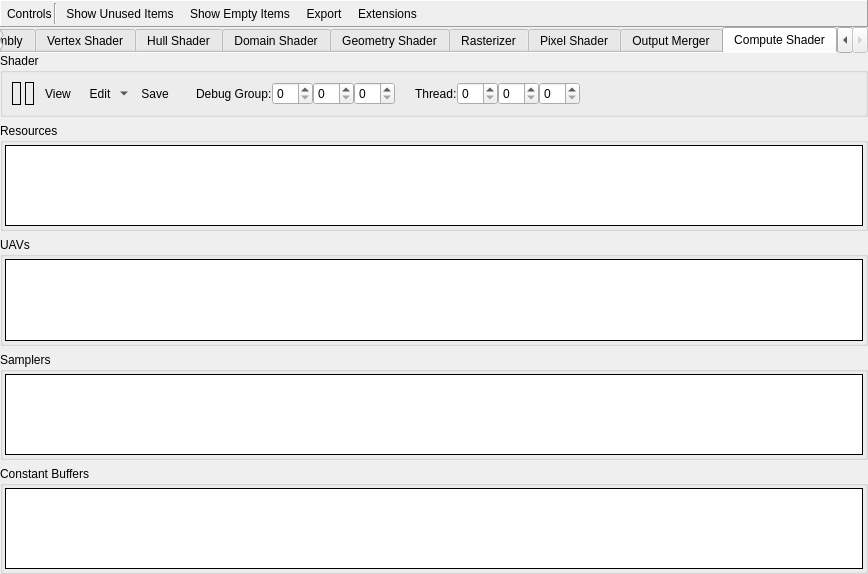
Before: the Qt Designer form qrenderdoc/Windows/PipelineState/D3D12PipelineStateViewer.ui in baldurk/renderdoc, drawn with Qt 5.
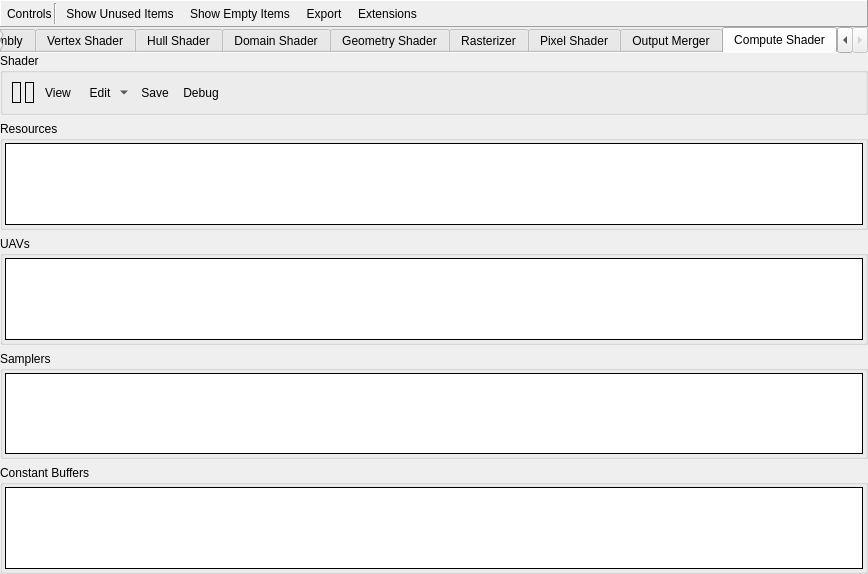
After: the same form once the commit is applied. Icons and pictures are not drawn. Custom widgets are drawn as their Qt base class.

Commit message:
Add ability to debug compute shaders by dispatch thread ID
In some cases it is easier to know the dispatch thread ID you want to
debug rather than the group/thread IDs. This change adds a new window
when the debug button is clicked, to allow you to specify which thread
to debug in the most convenient way.

The edit to the form file:
```diff
--- a/qrenderdoc/Windows/PipelineState/D3D12PipelineStateViewer.ui
+++ b/qrenderdoc/Windows/PipelineState/D3D12PipelineStateViewer.ui
@@ -3952,76 +3952,21 @@
            </widget>
           </item>
           <item>
-           <widget class="QFrame" name="csDebugFrame">
-            <layout class="QHBoxLayout" name="horizontalLayout_34">
-             <property name="spacing">
-              <number>0</number>
-             </property>
-             <property name="leftMargin">
-              <number>0</number>
-             </property>
-             <property name="topMargin">
-              <number>0</number>
-             </property>
-             <property name="rightMargin">
-              <number>0</number>
-             </property>
-             <property name="bottomMargin">
-              <number>0</number>
-             </property>
-             <item>
-              <widget class="QLabel" name="groupDebugLabel">
-               <property name="text">
-                <string>Debug Group:</string>
-               </property>
-               <property name="indent">
-                <number>20</number>
-               </property>
-              </widget>
-             </item>
-             <item>
-              <widget class="QSpinBox" name="groupX"/>
-             </item>
-             <item>
-              <widget class="QSpinBox" name="groupY"/>
-             </item>
-             <item>
-              <widget class="QSpinBox" name="groupZ"/>
-             </item>
-             <item>
-              <widget class="QLabel" name="threadDebugLabel">
-               <property name="text">
-                <string>Thread:</string>
-               </property>
-               <property name="indent">
-                <number>20</number>
-               </property>
-              </widget>
-             </item>
-             <item>
-              <widget class="QSpinBox" name="threadX"/>
-             </item>
-             <item>
-              <widget class="QSpinBox" name="threadY"/>
-             </item>
-             <item>
-              <widget class="QSpinBox" name="threadZ"/>
-             </item>
-             <item>
-              <widget class="QToolButton" name="debugThread">
-               <property name="text">
-                <string/>
-               </property>
-               <property name="icon">
-                <iconset resource="../../Resources/resources.qrc">
-                 <normaloff>:/wrench.png</normaloff>:/wrench.png</iconset>
-               </property>
-               <property name="autoRaise">
-                <bool>true</bool>
-               </property>
-              </widget>
-             </item>
-            </layout>
+           <widget class="QToolButton" name="computeDebugSelector">
+            <property name="text">
+             <string>Debug</string>
+            </property>
+            <property name="icon">
+             <iconset resource="../../Resources/resources.qrc">
+              <normaloff>:/wrench.png</normaloff>:/wrench.png
+             </iconset>
+            </property>
+            <property name="toolButtonStyle">
+             <enum>Qt::ToolButtonTextBesideIcon</enum>
+            </property>
+            <property name="autoRaise">
+             <bool>true</bool>
+            </property>
            </widget>
           </item>
           <item>
@@ -4339,6 +4284,11 @@
    <header>Widgets/CollapseGroupBox.h</header>
    <container>1</container>
   </customwidget>
+  <customwidget>
+   <class>ToolWindowManager</class>
+   <extends>QWidget</extends>
+   <header>3rdparty/toolwindowmanager/ToolWindowManager.h</header>
+  </customwidget>
  </customwidgets>
  <resources>
   <include location="../../Resources/resources.qrc"/>
```
The commit also changes 15 other files.
